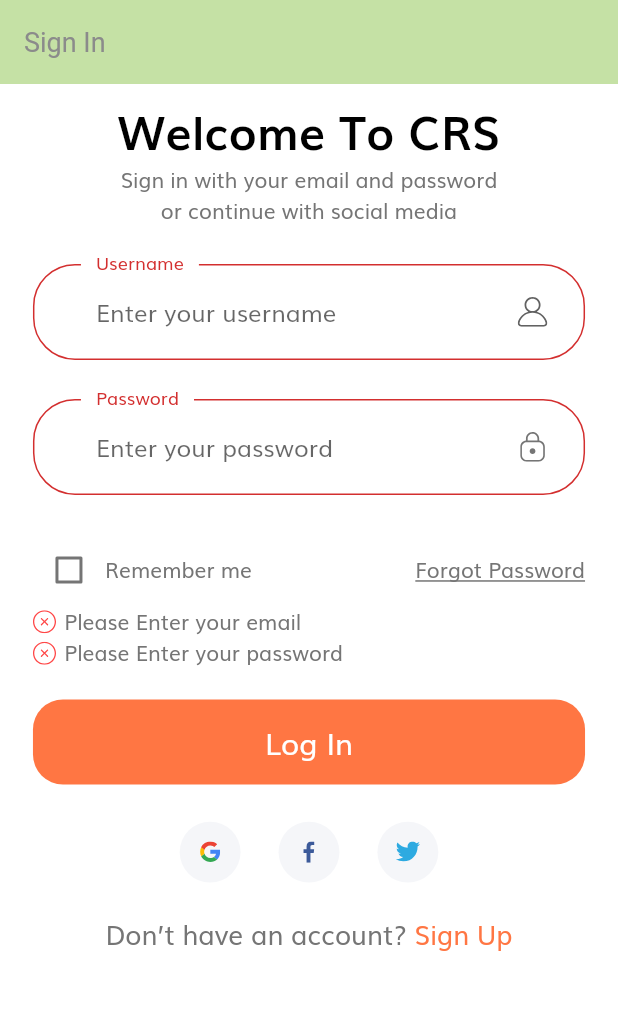
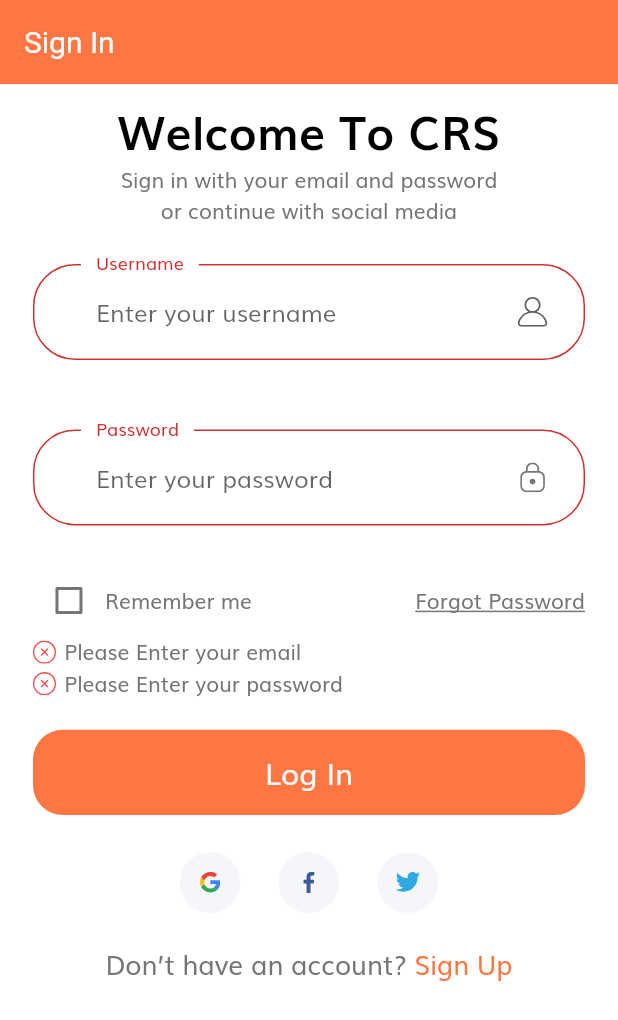
Before and after one commit to KarlChoo/BMC304_Assignment_CRS, a Flutter app: the screen it shows after launch, after a tap on "Let's Go", after a tap on "Log In", on a phone screen of 412 x 824 dp. Shown: the top 1020 px of the screen. Run offline on Flutter 3.47's test engine with Material 2 defaults, Android fonts, the phone set to English and light mode, and no system bars; our stand-ins replace flutter_svg.

Commit message:
theme and sign in modify

```diff
--- a/lib/main.dart
+++ b/lib/main.dart
@@ -1,7 +1,9 @@
+import 'package:bmc304_assignment_crs/providers/user_provider.dart';
 import 'package:flutter/material.dart';
 import 'package:bmc304_assignment_crs/routes.dart';
 import 'package:bmc304_assignment_crs/screens/splash/splash_screen.dart';
 import 'package:bmc304_assignment_crs/theme.dart';
+import 'package:provider/provider.dart';
 
 void main() {
   runApp(MyApp());
@@ -11,7 +13,13 @@ class MyApp extends StatelessWidget {
   // This widget is the root of your application.
   @override
   Widget build(BuildContext context) {
-    return MaterialApp(
+    return MultiProvider(
+      providers: [
+        ChangeNotifierProvider(
+            create: (context) => UserProvider(),
+        )
+      ],
+      child: MaterialApp(
         debugShowCheckedModeBanner: false,
         title: 'Flutter Demo',
         theme: theme(),
@@ -19,6 +27,7 @@ class MyApp extends StatelessWidget {
         // We use routeName so that we dont need to remember the name
         initialRoute: SplashScreen.routeName,
         routes: routes,
+      ),
     );
   }
 }
--- /dev/null
+++ b/lib/providers/user_provider.dart
@@ -0,0 +1,53 @@
+import 'package:bmc304_assignment_crs/models/staff.dart';
+import 'package:bmc304_assignment_crs/models/user.dart';
+import 'package:bmc304_assignment_crs/models/volunteer.dart';
+import 'package:flutter/material.dart';
+import 'dart:convert';
+import 'package:http/http.dart' as http;
+
+class UserProvider with ChangeNotifier{
+
+  User currentUser;
+  List<User> _systemUsers = [];
+  List<User> get systemUsers => _systemUsers;
+
+  List<Volunteer> volunteers = [];
+  List<Staff> staffs = [];
+
+  String userURL = "https://bmc304-67ba7-default-rtdb.firebaseio.com/users.json";
+
+  Future<User> login(String username, String password) async{
+    try {
+      final response = await http.get(Uri.parse(userURL));
+      final extractedData = json.decode(response.body) as Map<String, dynamic>;
+      print(extractedData);
+      if(extractedData != null && extractedData.length > 0){
+        extractedData.forEach((userId, userData) {
+          if(userData['username'] == username && userData['password'] == password){
+            // User newUser = User(
+            //   id: userId,
+            //   username: userData['username'],
+            //   password: userData['password'],
+            //   phone: '', address: '', email: ''
+            // );
+            // currentUser = newUser;
+          }
+        });
+      }
+      return currentUser;
+    } catch (error) {
+      print(error);
+    }
+  }
+
+  Future<void> populateData() async{
+    try{
+      // List<User> sampleUsers = [
+      //
+      // ];
+      // final response = await http.post(Uri.parse(userURL));
+    } catch (error) {
+
+    }
+  }
+}
--- a/lib/screens/sign_in/components/body.dart
+++ b/lib/screens/sign_in/components/body.dart
@@ -36,15 +36,21 @@ class Body extends StatelessWidget {
                   children: [
                     SocalCard(
                       icon: "assets/icons/google-icon.svg",
-                      press: () {},
+                      press: () {
+                        print('Login with google');
+                      },
                     ),
                     SocalCard(
                       icon: "assets/icons/facebook-2.svg",
-                      press: () {},
+                      press: () {
+                        print('Login with facebook');
+                      },
                     ),
                     SocalCard(
                       icon: "assets/icons/twitter.svg",
-                      press: () {},
+                      press: () {
+                        print('Login with twitter');
+                      },
                     ),
                   ],
                 ),
--- a/lib/screens/sign_in/components/sign_form.dart
+++ b/lib/screens/sign_in/components/sign_form.dart
@@ -1,9 +1,14 @@
+import 'dart:io';
+
+import 'package:bmc304_assignment_crs/providers/user_provider.dart';
 import 'package:flutter/material.dart';
 import 'package:bmc304_assignment_crs/components/custom_surfix_icon.dart';
 import 'package:bmc304_assignment_crs/components/form_error.dart';
 import 'package:bmc304_assignment_crs/helper/keyboard.dart';
 import 'package:bmc304_assignment_crs/screens/forgot_password/forgot_password_screen.dart';
 import 'package:bmc304_assignment_crs/screens/login_success/login_success_screen.dart';
+
+import 'package:provider/provider.dart';
 
 import '../../../components/default_button.dart';
 import '../../../constants.dart';
@@ -21,6 +26,9 @@ class _SignFormState extends State<SignForm> {
   bool remember = false;
   final List<String> errors = [];
 
+  TextEditingController usernameTextController = new TextEditingController();
+  TextEditingController passwordTextController = new TextEditingController();
+
   void addError({String error}) {
     if (!errors.contains(error))
       setState(() {
@@ -37,12 +45,15 @@ class _SignFormState extends State<SignForm> {
 
   @override
   Widget build(BuildContext context) {
+
+    final userProvider = Provider.of<UserProvider>(context);
+
     return Form(
       key: _formKey,
       child: Column(
         children: [
           buildUsernameFormField(),
-          //SizedBox(height: getProportionateScreenHeight(1)),
+          SizedBox(height: getProportionateScreenHeight(20)),
           buildPasswordFormField(),
           Row(
             children: [
@@ -71,12 +82,19 @@ class _SignFormState extends State<SignForm> {
           SizedBox(height: getProportionateScreenHeight(20)),
           DefaultButton(
             text: "Log In",
-            press: () {
+            press: () async{
               if (_formKey.currentState.validate()) {
                 _formKey.currentState.save();
-                // if all are valid then go to success screen
                 KeyboardUtil.hideKeyboard(context);
-                Navigator.pushNamed(context, LoginSuccessScreen.routeName);
+              // if all are valid then go to success screen
+                final response = await userProvider.login(usernameTextController.text,passwordTextController.text);
+                if(response != null){
+                  print('Login success');
+                  sleep(Duration(seconds: 2));
+                  print('Login success');
+                  //Navigator.pushNamed(context, LoginSuccessScreen.routeName);
+                }
+
               }
             },
           ),
@@ -97,6 +115,7 @@ class _SignFormState extends State<SignForm> {
         }
         return null;
       },
+      controller: passwordTextController,
       validator: (value) {
         if (value.isEmpty) {
           addError(error: kPassNullError);
@@ -128,6 +147,7 @@ class _SignFormState extends State<SignForm> {
         }
         return null;
       },
+      controller: usernameTextController,
       validator: (value) {
         if (value.isEmpty) {
           addError(error: kEmailNullError);
--- a/lib/screens/sign_in/sign_in_screen.dart
+++ b/lib/screens/sign_in/sign_in_screen.dart
@@ -9,7 +9,6 @@ class SignInScreen extends StatelessWidget {
     return Scaffold(
       appBar: AppBar(
         title: Text("Sign In"),
-        backgroundColor: Colors.lightGreen[200],
       ),
       body: Body(),
     );
--- a/lib/theme.dart
+++ b/lib/theme.dart
@@ -40,12 +40,12 @@ TextTheme textTheme() {
 
 AppBarTheme appBarTheme() {
   return AppBarTheme(
-    color: Colors.white,
+    color: kPrimaryColor,
     elevation: 0,
     brightness: Brightness.light,
     iconTheme: IconThemeData(color: Colors.black),
     textTheme: TextTheme(
-      headline6: TextStyle(color: Color(0XFF8B8B8B), fontSize: 18),
+      headline6: TextStyle(color: Colors.white, fontSize: 20), //Text in app bars and dialog titles
     ),
   );
 }
```
Lines whose indentation alone changed are shown as unchanged.
